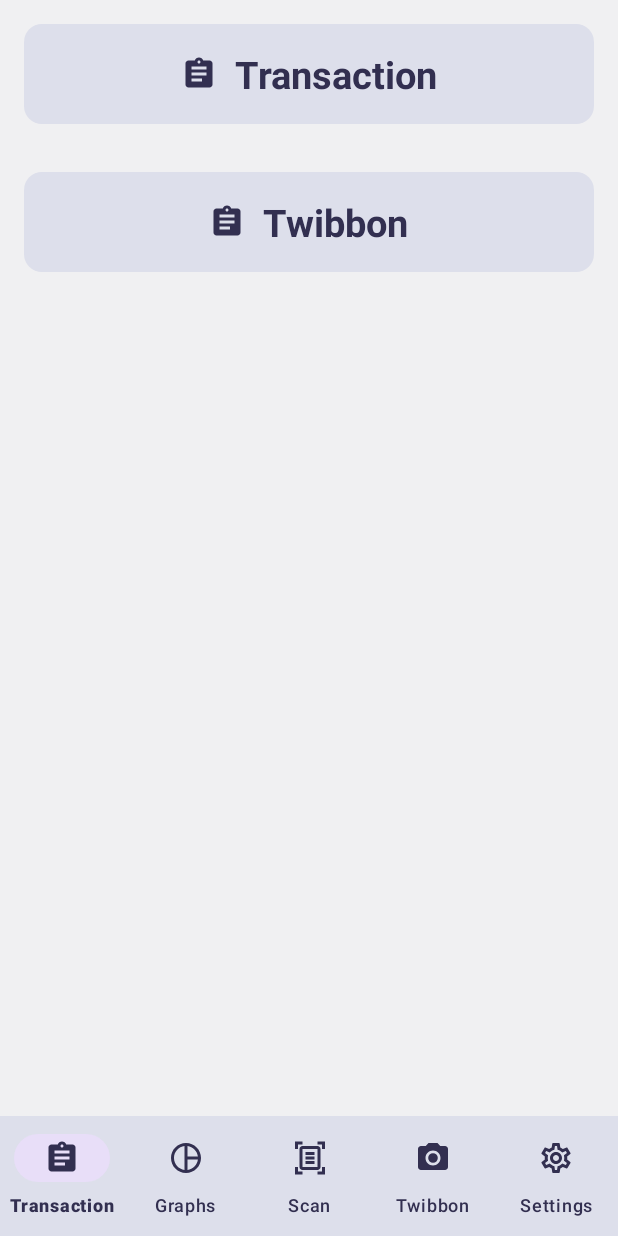
After one commit to afnanramadhan/bondoman-android-app, an Android app: the fragment HeaderTwibbon placed in its activity, on a phone screen of 412 x 824 dp. The commit adds this screen. Run offline under Robolectric (Android 15) with nearby library versions, the phone set to English and light mode, and no system bars; our stand-ins replace Room's generated code; 3 statements that could not run were skipped.

Commit message:
feat: twibbon

```diff
--- a/app/build.gradle.kts
+++ b/app/build.gradle.kts
@@ -65,4 +65,9 @@
     implementation ("org.apache.poi:poi:5.2.4")
     implementation ("org.apache.poi:poi-ooxml:5.2.4")
     implementation("com.github.PhilJay:MPAndroidChart:v3.1.0")
+
+    implementation ("androidx.camera:camera-core:1.2.2")
+    implementation ("androidx.camera:camera-camera2:1.2.2")
+    implementation ("androidx.camera:camera-lifecycle:1.2.2")
+    implementation ("androidx.camera:camera-view:1.2.2")
 }
--- /dev/null
+++ b/app/src/main/java/com/example/android_hit/HeaderTwibbon.kt
@@ -0,0 +1,59 @@
+package com.example.android_hit
+
+import android.os.Bundle
+import androidx.fragment.app.Fragment
+import android.view.LayoutInflater
+import android.view.View
+import android.view.ViewGroup
+
+// TODO: Rename parameter arguments, choose names that match
+// the fragment initialization parameters, e.g. ARG_ITEM_NUMBER
+private const val ARG_PARAM1 = "param1"
+private const val ARG_PARAM2 = "param2"
+
+/**
+ * A simple [Fragment] subclass.
+ * Use the [HeaderTwibbon.newInstance] factory method to
+ * create an instance of this fragment.
+ */
+class HeaderTwibbon : Fragment() {
+    // TODO: Rename and change types of parameters
+    private var param1: String? = null
+    private var param2: String? = null
+
+    override fun onCreate(savedInstanceState: Bundle?) {
+        super.onCreate(savedInstanceState)
+        arguments?.let {
+            param1 = it.getString(ARG_PARAM1)
+            param2 = it.getString(ARG_PARAM2)
+        }
+    }
+
+    override fun onCreateView(
+        inflater: LayoutInflater, container: ViewGroup?,
+        savedInstanceState: Bundle?
+    ): View? {
+        // Inflate the layout for this fragment
+        return inflater.inflate(R.layout.fragment_header_twibbon, container, false)
+    }
+
+    companion object {
+        /**
+         * Use this factory method to create a new instance of
+         * this fragment using the provided parameters.
+         *
+         * @param param1 Parameter 1.
+         * @param param2 Parameter 2.
+         * @return A new instance of fragment HeaderTwibbon.
+         */
+        // TODO: Rename and change types and number of parameters
+        @JvmStatic
+        fun newInstance(param1: String, param2: String) =
+            HeaderTwibbon().apply {
+                arguments = Bundle().apply {
+                    putString(ARG_PARAM1, param1)
+                    putString(ARG_PARAM2, param2)
+                }
+            }
+    }
+}
--- a/app/src/main/java/com/example/android_hit/MainActivity.kt
+++ b/app/src/main/java/com/example/android_hit/MainActivity.kt
@@ -67,6 +67,9 @@
                 }
                 R.id.nav_settings -> {
                     setCurrentFragment(Settings(), HeaderSettings())
+                }
+                R.id.nav_twibbon ->{
+                    setCurrentFragment(FragmentTwibbon(),HeaderTwibbon())
                 }
             }
             true
--- /dev/null
+++ b/app/src/main/res/drawable/baseline_photo_camera_24.xml
@@ -0,0 +1,6 @@
+<vector android:height="24dp" android:tint="#322F50"
+    android:viewportHeight="24" android:viewportWidth="24"
+    android:width="24dp" xmlns:android="http://schemas.android.com/apk/res/android">
+    <path android:fillColor="@android:color/white" android:pathData="M12,12m-3.2,0a3.2,3.2 0,1 1,6.4 0a3.2,3.2 0,1 1,-6.4 0"/>
+    <path android:fillColor="@android:color/white" android:pathData="M9,2L7.17,4L4,4c-1.1,0 -2,0.9 -2,2v12c0,1.1 0.9,2 2,2h16c1.1,0 2,-0.9 2,-2L22,6c0,-1.1 -0.9,-2 -2,-2h-3.17L15,2L9,2zM12,17c-2.76,0 -5,-2.24 -5,-5s2.24,-5 5,-5 5,2.24 5,5 -2.24,5 -5,5z"/>
+</vector>
--- /dev/null
+++ b/app/src/main/res/layout/fragment_header_twibbon.xml
@@ -0,0 +1,51 @@
+<?xml version="1.0" encoding="utf-8"?>
+<androidx.constraintlayout.widget.ConstraintLayout xmlns:android="http://schemas.android.com/apk/res/android"
+    xmlns:app="http://schemas.android.com/apk/res-auto"
+    android:layout_width="match_parent"
+    android:layout_height="wrap_content"
+    android:background="@color/primary_color_4"
+    >
+
+    <androidx.constraintlayout.widget.ConstraintLayout
+        android:layout_width="match_parent"
+        android:layout_height="wrap_content"
+        android:layout_margin="16dp"
+        android:background="@drawable/rounded_background"
+        app:layout_constraintBottom_toBottomOf="parent"
+        app:layout_constraintEnd_toEndOf="parent"
+        app:layout_constraintHorizontal_bias="0.5"
+        app:layout_constraintStart_toStartOf="parent"
+        app:layout_constraintTop_toTopOf="parent">
+
+        <LinearLayout
+            android:id="@+id/container"
+            android:layout_width="wrap_content"
+            android:layout_height="wrap_content"
+            android:layout_margin="16dp"
+            android:orientation="horizontal"
+            app:layout_constraintBottom_toBottomOf="parent"
+            app:layout_constraintEnd_toEndOf="parent"
+            app:layout_constraintHorizontal_bias="0.5"
+            app:layout_constraintStart_toStartOf="parent"
+            app:layout_constraintTop_toTopOf="parent">
+
+            <ImageView
+                android:id="@+id/imageView"
+                android:layout_width="wrap_content"
+                android:layout_height="match_parent"
+                android:src="@drawable/baseline_assignment_24" />
+
+            <TextView
+                android:id="@+id/textView"
+                android:layout_width="wrap_content"
+                android:layout_height="wrap_content"
+                android:layout_marginStart="12dp"
+                android:text="Twibbon"
+                android:textColor="@color/primary_color_1"
+                android:textSize="25sp"
+                android:textStyle="bold" />
+
+        </LinearLayout>
+    </androidx.constraintlayout.widget.ConstraintLayout>
+
+</androidx.constraintlayout.widget.ConstraintLayout>
--- a/app/src/main/res/menu/bottom_nav_menu.xml
+++ b/app/src/main/res/menu/bottom_nav_menu.xml
@@ -6,15 +6,19 @@
         android:title="Transaction"
         />
     <item
+        android:id="@+id/nav_graphs"
+        android:icon="@drawable/graphs_icon"
+        android:title="Graphs"
+        />
+    <item
         android:id="@+id/nav_scan"
         android:icon="@drawable/scan_icon"
         android:title="Scan"
         />
     <item
-        android:id="@+id/nav_graphs"
-        android:icon="@drawable/graphs_icon"
-        android:title="Graphs"
-        />
+        android:id="@+id/nav_twibbon"
+        android:icon="@drawable/baseline_photo_camera_24"
+        android:title="Twibbon"/>
     <item
         android:id="@+id/nav_settings"
         android:icon="@drawable/settings_icon"
```
Also changed, not shown: app/src/main/java/com/example/android_hit/FragmentTwibbon.kt (added, +112 -0 lines), app/src/main/res/layout/fragment_twibbon.xml (added, +50 -0 lines), app/src/main/res/drawable/twibbon.png (added).
